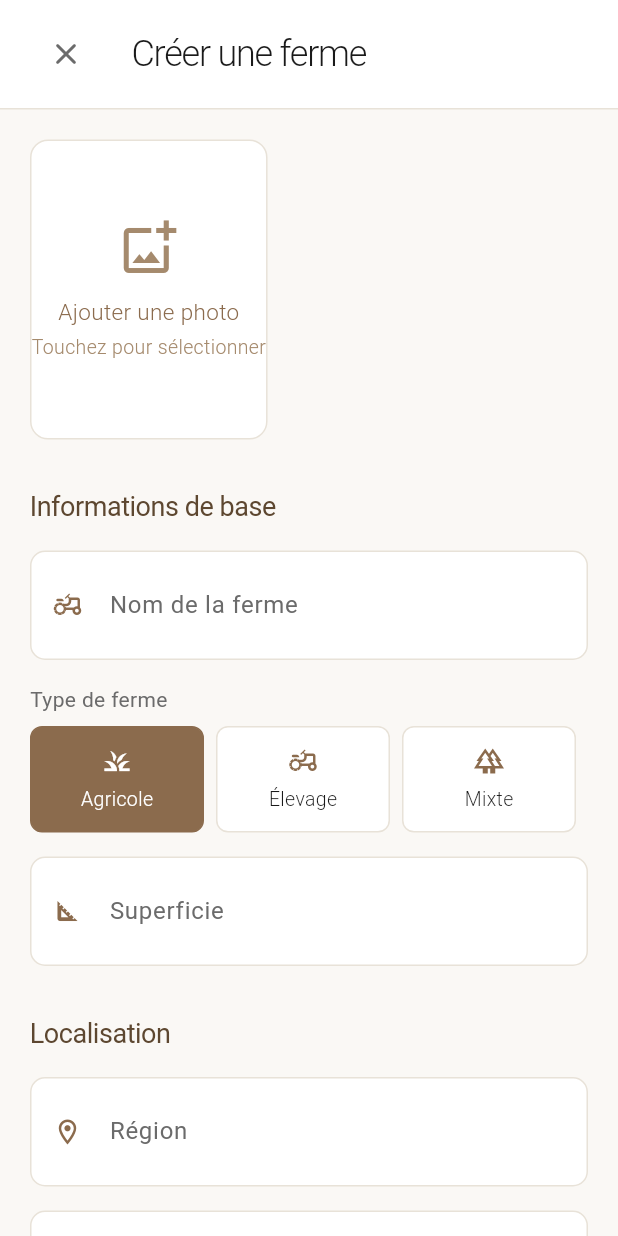
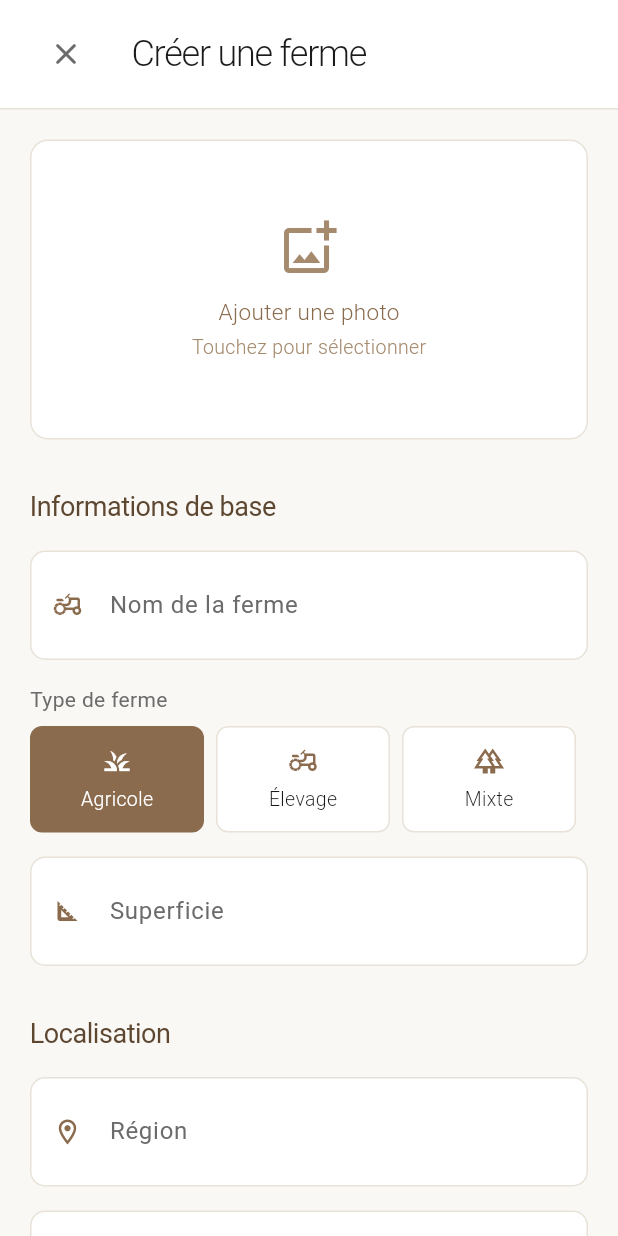
Before and after one commit to beeboyln/mbaymi, a Flutter app: the CreateFarmScreen screen opened directly, on a phone screen of 412 x 824 dp. Run offline on Flutter 3.47's test engine with Material 3 defaults, Android fonts, the phone set to English and light mode, and no system bars; our stand-ins replace flutter_dotenv, image_picker, shared_preferences; missing offline and left inert: dart:html; accounts and stored records are empty; network calls fail.

Commit message:
clavier3

```diff
--- a/frontend/lib/screens/create_farm_screen.dart
+++ b/frontend/lib/screens/create_farm_screen.dart
@@ -3,7 +3,6 @@ import 'package:flutter/services.dart';
 import 'package:mbaymi/services/api_service.dart';
 import 'package:mbaymi/screens/map_picker.dart';
 import 'package:image_picker/image_picker.dart';
-import 'package:flutter/foundation.dart';
 import 'dart:typed_data';
 
 class CreateFarmScreen extends StatefulWidget {
@@ -23,13 +22,21 @@ class _CreateFarmScreenState extends State<CreateFarmScreen> {
   final TextEditingController _communeCtrl = TextEditingController();
   final TextEditingController _descCtrl = TextEditingController();
   final TextEditingController _sizeCtrl = TextEditingController();
+
+  final FocusNode _nameFocus = FocusNode();
+  final FocusNode _regionFocus = FocusNode();
+  final FocusNode _departmentFocus = FocusNode();
+  final FocusNode _communeFocus = FocusNode();
+  final FocusNode _descFocus = FocusNode();
+  final FocusNode _sizeFocus = FocusNode();
+
   String _type = 'Agricole';
   String? _location;
   XFile? _imageFile;
   Uint8List? _imageBytes;
   bool _loading = false;
 
-  // Palette de couleurs marron moderne
+  // Palette de couleurs - Déclarées comme constantes
   static const Color _primaryColor = Color(0xFF8B6B4D);
   static const Color _primaryLight = Color(0xFFA58A6D);
   static const Color _primaryDark = Color(0xFF5D4730);
@@ -44,14 +51,31 @@ class _CreateFarmScreenState extends State<CreateFarmScreen> {
   static const Color _textSecondaryLight = Color(0xFF6B6B6B);
   static const Color _textSecondaryDark = Color(0xFF8E8E93);
 
+  // Constantes pour les dimensions
+  static const double _defaultPadding = 20.0;
+  static const double _smallPadding = 8.0;
+  static const double _mediumPadding = 16.0;
+  static const double _largePadding = 32.0;
+  static const double _borderRadius = 12.0;
+  static const double _buttonHeight = 52.0;
+  static const double _imageHeight = 200.0;
+
   @override
   void dispose() {
+    // Dispose tous les contrôleurs et focus nodes
     _nameCtrl.dispose();
     _regionCtrl.dispose();
     _departmentCtrl.dispose();
     _communeCtrl.dispose();
     _descCtrl.dispose();
     _sizeCtrl.dispose();
+
+    _nameFocus.dispose();
+    _regionFocus.dispose();
+    _departmentFocus.dispose();
+    _communeFocus.dispose();
+    _descFocus.dispose();
+    _sizeFocus.dispose();
     super.dispose();
   }
 
@@ -69,7 +93,11 @@ class _CreateFarmScreenState extends State<CreateFarmScreen> {
   Future<void> _pickImage() async {
     HapticFeedback.mediumImpact();
     final picker = ImagePicker();
-    final picked = await picker.pickImage(source: ImageSource.gallery, maxWidth: 1600);
+    final picked = await picker.pickImage(
+      source: ImageSource.gallery,
+      maxWidth: 1600,
+      imageQuality: 85, // Compression pour de meilleures performances
+    );
     if (picked != null) {
       final bytes = await picked.readAsBytes();
       setState(() {
@@ -80,10 +108,14 @@ class _CreateFarmScreenState extends State<CreateFarmScreen> {
   }
 
   Future<void> _submit() async {
+    // Ferme le clavier avant la soumission
+    FocusScope.of(context).unfocus();
+
     if (!_formKey.currentState!.validate()) {
       HapticFeedback.heavyImpact();
       return;
     }
+
     if (widget.userId == null) {
       _showErrorSnackBar('Utilisateur non connecté');
       return;
@@ -91,26 +123,34 @@ class _CreateFarmScreenState extends State<CreateFarmScreen> {
 
     HapticFeedback.mediumImpact();
     setState(() => _loading = true);
+
     try {
       String? uploadedUrl;
       double? lat;
       double? lng;
+
       if (_imageFile != null) {
         _imageBytes = await _imageFile!.readAsBytes();
         final url = await ApiService.uploadImageToCloudinary(_imageFile!);
-        if (url == null) throw Exception('Échec de l\'upload de l\'image');
+        if (url == null) {
+          throw Exception('Échec de l\'upload de l\'image');
+        }
         uploadedUrl = url;
       }
+
       if (_location != null && _location!.contains(',')) {
         final parts = _location!.split(',');
         lat = double.tryParse(parts[0]);
         lng = double.tryParse(parts[1]);
       }
+
       final res = await ApiService.createFarm(
         userId: widget.userId!,
         name: _nameCtrl.text.trim(),
         location: _location ?? '${_regionCtrl.text} / ${_communeCtrl.text}',
-        sizeHectares: _sizeCtrl.text.isNotEmpty ? double.tryParse(_sizeCtrl.text) : null,
+        sizeHectares: _sizeCtrl.text.isNotEmpty
+            ? double.tryParse(_sizeCtrl.text)
+            : null,
         soilType: _type,
         imageUrl: uploadedUrl,
         latitude: lat,
@@ -118,21 +158,31 @@ class _CreateFarmScreenState extends State<CreateFarmScreen> {
       );
 
       _showSuccessSnackBar('Ferme créée avec succès !');
+
+      // Petite délai pour que l'utilisateur voie le message
+      await Future.delayed(const Duration(milliseconds: 500));
       Navigator.pop(context, res);
     } catch (e) {
-      _showErrorSnackBar('Erreur: $e');
+      _showErrorSnackBar('Erreur: ${e.toString()}');
     } finally {
+      if (mounted) {
         setState(() => _loading = false);
+      }
     }
   }
 
   void _showSuccessSnackBar(String message) {
     ScaffoldMessenger.of(context).showSnackBar(
       SnackBar(
-        content: Text(message, style: const TextStyle(fontWeight: FontWeight.w300)),
-        backgroundColor: const Color(0xFF8B6B4D),
+        content: Text(
+          message,
+          style: const TextStyle(fontWeight: FontWeight.w300),
+        ),
+        backgroundColor: _primaryColor,
         behavior: SnackBarBehavior.floating,
-        shape: RoundedRectangleBorder(borderRadius: BorderRadius.circular(8)),
+        shape: RoundedRectangleBorder(
+          borderRadius: BorderRadius.circular(_borderRadius),
+        ),
       ),
     );
   }
@@ -140,10 +190,15 @@ class _CreateFarmScreenState extends State<CreateFarmScreen> {
   void _showErrorSnackBar(String message) {
     ScaffoldMessenger.of(context).showSnackBar(
       SnackBar(
-        content: Text(message, style: const TextStyle(fontWeight: FontWeight.w300)),
+        content: Text(
+          message,
+          style: const TextStyle(fontWeight: FontWeight.w300),
+        ),
         backgroundColor: Colors.red.shade400,
         behavior: SnackBarBehavior.floating,
-        shape: RoundedRectangleBorder(borderRadius: BorderRadius.circular(8)),
+        shape: RoundedRectangleBorder(
+          borderRadius: BorderRadius.circular(_borderRadius),
+        ),
       ),
     );
   }
@@ -161,71 +216,37 @@ class _CreateFarmScreenState extends State<CreateFarmScreen> {
     final secondaryTextColor = _getSecondaryTextColor(isDark);
     final borderColor = isDark ? _borderDark : _borderLight;
 
+    // Calcul du padding bottom en fonction du clavier
+    final bottomPadding = MediaQuery.of(context).viewInsets.bottom;
+    final safeBottomPadding = bottomPadding > 0
+        ? bottomPadding + _defaultPadding
+        : _defaultPadding;
+
     return Scaffold(
       backgroundColor: bgColor,
-      resizeToAvoidBottomInset: false,
-      body: Column(
+      // IMPORTANT: Toujours permettre le redimensionnement
+      resizeToAvoidBottomInset: true,
+      body: SafeArea(
+        bottom: false, // Géré manuellement pour éviter les problèmes
+        child: Column(
           children: [
             // Header minimaliste
-          Container(
-            padding: const EdgeInsets.only(
-              left: 20,
-              right: 20,
-              top: 12,
-              bottom: 12,
+            _buildHeader(cardColor, textColor, secondaryTextColor, borderColor),
+
+            // Formulaire avec SingleChildScrollView
+            Expanded(
+              child: GestureDetector(
+                onTap: () => FocusScope.of(context).unfocus(),
+                child: SingleChildScrollView(
+                  // Utilise toujours le padding dynamique
+                  padding: EdgeInsets.only(
+                    left: _defaultPadding,
+                    top: _defaultPadding,
+                    right: _defaultPadding,
+                    bottom: safeBottomPadding,
                   ),
-            decoration: BoxDecoration(
-              color: cardColor,
-              border: Border(
-                bottom: BorderSide(
-                  color: borderColor,
-                  width: 1,
-                ),
-              ),
-            ),
-            child: SafeArea(
-              bottom: false,
-              child: Row(
-                children: [
-                  IconButton(
-                    onPressed: () {
-                      HapticFeedback.lightImpact();
-                      Navigator.pop(context);
-                    },
-                    icon: Icon(
-                      Icons.close_rounded,
-                      color: secondaryTextColor,
-                    ),
-                    padding: EdgeInsets.zero,
-                    constraints: const BoxConstraints(),
-                  ),
-                  const SizedBox(width: 20),
-                  Expanded(
-                    child: Text(
-                      'Créer une ferme',
-                      style: TextStyle(
-                        fontSize: 24,
-                        fontWeight: FontWeight.w300,
-                        color: textColor,
-                        letterSpacing: -0.8,
-                      ),
-                    ),
-                  ),
-                ],
-              ),
-            ),
-          ),
-
-          // Formulaire
-          Expanded(
-            child: SingleChildScrollView(
+                  physics: const BouncingScrollPhysics(),
                   keyboardDismissBehavior: ScrollViewKeyboardDismissBehavior.onDrag,
-              padding: EdgeInsets.only(
-                left: 20,
-                top: 20,
-                right: 20,
-                bottom: 20 + MediaQuery.of(context).viewInsets.bottom,
-              ),
                   child: Form(
                     key: _formKey,
                     child: Column(
@@ -233,13 +254,15 @@ class _CreateFarmScreenState extends State<CreateFarmScreen> {
                       children: [
                         // Photo de la ferme
                         _buildImageSection(cardColor, borderColor),
-                      const SizedBox(height: 32),
+                        const SizedBox(height: _largePadding),
 
                         // Informations de base
                         _buildSectionTitle('Informations de base'),
-                      const SizedBox(height: 16),
+                        const SizedBox(height: _mediumPadding),
+
                         _buildTextField(
                           controller: _nameCtrl,
+                          focusNode: _nameFocus,
                           label: 'Nom de la ferme',
                           hint: 'Ex: Ferme Keur Moussa',
                           icon: Icons.agriculture_outlined,
@@ -247,13 +270,18 @@ class _CreateFarmScreenState extends State<CreateFarmScreen> {
                           textColor: textColor,
                           secondaryTextColor: secondaryTextColor,
                           borderColor: borderColor,
-                        validator: (v) => (v == null || v.trim().isEmpty) ? 'Nom requis' : null,
+                          validator: (v) => (v == null || v.trim().isEmpty)
+                              ? 'Nom requis'
+                              : null,
                         ),
-                      const SizedBox(height: 16),
+                        const SizedBox(height: _mediumPadding),
+
                         _buildTypeSelector(cardColor, textColor, borderColor),
-                      const SizedBox(height: 16),
+                        const SizedBox(height: _mediumPadding),
+
                         _buildTextField(
                           controller: _sizeCtrl,
+                          focusNode: _sizeFocus,
                           label: 'Superficie',
                           hint: 'Hectares',
                           icon: Icons.square_foot_outlined,
@@ -261,15 +289,19 @@ class _CreateFarmScreenState extends State<CreateFarmScreen> {
                           textColor: textColor,
                           secondaryTextColor: secondaryTextColor,
                           borderColor: borderColor,
-                        keyboardType: const TextInputType.numberWithOptions(decimal: true),
+                          keyboardType: const TextInputType.numberWithOptions(
+                            decimal: true,
                           ),
-                      const SizedBox(height: 32),
+                        ),
+                        const SizedBox(height: _largePadding),
 
                         // Localisation
                         _buildSectionTitle('Localisation'),
-                      const SizedBox(height: 16),
+                        const SizedBox(height: _mediumPadding),
+
                         _buildTextField(
                           controller: _regionCtrl,
+                          focusNode: _regionFocus,
                           label: 'Région',
                           hint: 'Ex: Thiès',
                           icon: Icons.location_on_outlined,
@@ -278,9 +310,11 @@ class _CreateFarmScreenState extends State<CreateFarmScreen> {
                           secondaryTextColor: secondaryTextColor,
                           borderColor: borderColor,
                         ),
-                      const SizedBox(height: 16),
+                        const SizedBox(height: _mediumPadding),
+
                         _buildTextField(
                           controller: _departmentCtrl,
+                          focusNode: _departmentFocus,
                           label: 'Département',
                           hint: 'Ex: Mbour',
                           icon: Icons.map_outlined,
@@ -289,9 +323,11 @@ class _CreateFarmScreenState extends State<CreateFarmScreen> {
                           secondaryTextColor: secondaryTextColor,
                           borderColor: borderColor,
                         ),
-                      const SizedBox(height: 16),
+                        const SizedBox(height: _mediumPadding),
+
                         _buildTextField(
                           controller: _communeCtrl,
+                          focusNode: _communeFocus,
                           label: 'Commune / Village',
                           hint: 'Ex: Saly',
                           icon: Icons.home_outlined,
@@ -300,15 +336,23 @@ class _CreateFarmScreenState extends State<CreateFarmScreen> {
                           secondaryTextColor: secondaryTextColor,
                           borderColor: borderColor,
                         ),
-                      const SizedBox(height: 16),
-                      _buildMapSelector(cardColor, textColor, secondaryTextColor, borderColor),
-                      const SizedBox(height: 32),
+                        const SizedBox(height: _mediumPadding),
+
+                        _buildMapSelector(
+                          cardColor,
+                          textColor,
+                          secondaryTextColor,
+                          borderColor,
+                        ),
+                        const SizedBox(height: _largePadding),
 
                         // Description
                         _buildSectionTitle('Description'),
-                      const SizedBox(height: 16),
+                        const SizedBox(height: _mediumPadding),
+
                         _buildTextField(
                           controller: _descCtrl,
+                          focusNode: _descFocus,
                           label: 'Description',
                           hint: 'Décrivez votre ferme...',
                           icon: Icons.text_snippet_outlined,
@@ -322,9 +366,65 @@ class _CreateFarmScreenState extends State<CreateFarmScreen> {
 
                         // Bouton de soumission
                         _buildSubmitButton(),
-                      const SizedBox(height: 20),
+                        const SizedBox(height: _defaultPadding),
                       ],
                     ),
+                  ),
+                ),
+              ),
+            ),
+          ],
+        ),
+      ),
+    );
+  }
+
+  Widget _buildHeader(
+    Color cardColor,
+    Color textColor,
+    Color secondaryTextColor,
+    Color borderColor,
+  ) {
+    return Container(
+      padding: const EdgeInsets.only(
+        left: _defaultPadding,
+        right: _defaultPadding,
+        top: 12,
+        bottom: 12,
+      ),
+      decoration: BoxDecoration(
+        color: cardColor,
+        border: Border(
+          bottom: BorderSide(
+            color: borderColor,
+            width: 1,
+          ),
+        ),
+      ),
+      child: Row(
+        children: [
+          IconButton(
+            onPressed: () {
+              HapticFeedback.lightImpact();
+              FocusScope.of(context).unfocus();
+              Navigator.pop(context);
+            },
+            icon: Icon(
+              Icons.close_rounded,
+              color: secondaryTextColor,
+            ),
+            padding: EdgeInsets.zero,
+            constraints: const BoxConstraints(),
+          ),
+          const SizedBox(width: _defaultPadding),
+          Expanded(
+            child: Text(
+              'Créer une ferme',
+              style: TextStyle(
+                fontSize: 24,
+                fontWeight: FontWeight.w300,
+                color: textColor,
+                letterSpacing: -0.8,
               ),
             ),
           ),
@@ -349,10 +449,11 @@ class _CreateFarmScreenState extends State<CreateFarmScreen> {
     return GestureDetector(
       onTap: _pickImage,
       child: Container(
-        height: 200,
+        height: _imageHeight,
+        width: double.infinity,
         decoration: BoxDecoration(
           color: cardColor,
-          borderRadius: BorderRadius.circular(12),
+          borderRadius: BorderRadius.circular(_borderRadius),
           border: Border.all(color: borderColor, width: 1),
         ),
         child: _imageBytes == null
@@ -384,16 +485,15 @@ class _CreateFarmScreenState extends State<CreateFarmScreen> {
                   ),
                 ],
               )
-            : Stack(
+            : ClipRRect(
+                borderRadius: BorderRadius.circular(_borderRadius - 1),
+                child: Stack(
+                  fit: StackFit.expand,
                   children: [
-                  ClipRRect(
-                    borderRadius: BorderRadius.circular(11),
-                    child: Image.memory(
+                    Image.memory(
                       _imageBytes!,
-                      width: double.infinity,
-                      height: double.infinity,
                       fit: BoxFit.cover,
-                    ),
+                      cacheWidth: 800, // Optimisation pour le cache
                     ),
                     Positioned(
                       top: 12,
@@ -402,7 +502,7 @@ class _CreateFarmScreenState extends State<CreateFarmScreen> {
                         padding: const EdgeInsets.all(6),
                         decoration: BoxDecoration(
                           color: Colors.black.withOpacity(0.5),
-                        borderRadius: BorderRadius.circular(8),
+                          borderRadius: BorderRadius.circular(_smallPadding),
                         ),
                         child: const Icon(
                           Icons.edit_outlined,
@@ -414,11 +514,13 @@ class _CreateFarmScreenState extends State<CreateFarmScreen> {
                   ],
                 ),
               ),
+      ),
     );
   }
 
   Widget _buildTextField({
     required TextEditingController controller,
+    required FocusNode focusNode,
     required String label,
     required String hint,
     required IconData icon,
@@ -438,9 +540,11 @@ class _CreateFarmScreenState extends State<CreateFarmScreen> {
       ),
       child: TextFormField(
         controller: controller,
+        focusNode: focusNode,
         validator: validator,
         keyboardType: keyboardType,
         maxLines: maxLines,
+        minLines: maxLines == 1 ? 1 : 3,
         style: TextStyle(
           fontSize: 15,
           fontWeight: FontWeight.w300,
@@ -459,7 +563,10 @@ class _CreateFarmScreenState extends State<CreateFarmScreen> {
           ),
           prefixIcon: Icon(icon, color: _primaryColor, size: 20),
           border: InputBorder.none,
-          contentPadding: const EdgeInsets.symmetric(horizontal: 16, vertical: 16),
+          contentPadding: const EdgeInsets.symmetric(
+            horizontal: _mediumPadding,
+            vertical: _mediumPadding,
+          ),
         ),
       ),
     );
@@ -480,25 +587,28 @@ class _CreateFarmScreenState extends State<CreateFarmScreen> {
           style: TextStyle(
             fontSize: 14,
             fontWeight: FontWeight.w400,
-            color: _getSecondaryTextColor(Theme.of(context).brightness == Brightness.dark),
+            color: _getSecondaryTextColor(
+              Theme.of(context).brightness == Brightness.dark,
             ),
           ),
-        const SizedBox(height: 8),
+        ),
+        const SizedBox(height: _smallPadding),
         Row(
           children: types.map((type) {
             final isSelected = _type == type['value'];
             return Expanded(
+              child: Padding(
+                padding: const EdgeInsets.only(right: _smallPadding),
                 child: GestureDetector(
                   onTap: () {
                     HapticFeedback.lightImpact();
                     setState(() => _type = type['value'] as String);
                   },
                   child: Container(
-                  margin: const EdgeInsets.only(right: 8),
                     padding: const EdgeInsets.symmetric(vertical: 12),
                     decoration: BoxDecoration(
                       color: isSelected ? _primaryColor : cardColor,
-                    borderRadius: BorderRadius.circular(8),
+                      borderRadius: BorderRadius.circular(_smallPadding),
                       border: Border.all(
                         color: isSelected ? _primaryColor : borderColor,
                         width: 1,
@@ -524,6 +634,7 @@ class _CreateFarmScreenState extends State<CreateFarmScreen> {
                     ),
                   ),
                 ),
+              ),
             );
           }).toList(),
         ),
@@ -531,11 +642,16 @@ class _CreateFarmScreenState extends State<CreateFarmScreen> {
     );
   }
 
-  Widget _buildMapSelector(Color cardColor, Color textColor, Color secondaryTextColor, Color borderColor) {
+  Widget _buildMapSelector(
+    Color cardColor,
+    Color textColor,
+    Color secondaryTextColor,
+    Color borderColor,
+  ) {
     return GestureDetector(
       onTap: _pickLocation,
       child: Container(
-        padding: const EdgeInsets.all(16),
+        padding: const EdgeInsets.all(_mediumPadding),
         decoration: BoxDecoration(
           color: cardColor,
           borderRadius: BorderRadius.circular(10),
@@ -546,8 +662,10 @@ class _CreateFarmScreenState extends State<CreateFarmScreen> {
             Container(
               padding: const EdgeInsets.all(10),
               decoration: BoxDecoration(
-                color: _location != null ? _primaryColor : _primaryLight.withOpacity(0.1),
-                borderRadius: BorderRadius.circular(8),
+                color: _location != null
+                    ? _primaryColor
+                    : _primaryLight.withOpacity(0.1),
+                borderRadius: BorderRadius.circular(_smallPadding),
               ),
               child: Icon(
                 Icons.map_outlined,
@@ -555,13 +673,15 @@ class _CreateFarmScreenState extends State<CreateFarmScreen> {
                 size: 20,
               ),
             ),
-            const SizedBox(width: 16),
+            const SizedBox(width: _mediumPadding),
             Expanded(
               child: Column(
                 crossAxisAlignment: CrossAxisAlignment.start,
                 children: [
                   Text(
-                    _location != null ? 'Localisation définie' : 'Définir sur la carte',
+                    _location != null
+                        ? 'Localisation définie'
+                        : 'Définir sur la carte',
                     style: TextStyle(
                       fontSize: 14,
                       fontWeight: FontWeight.w400,
@@ -594,15 +714,12 @@ class _CreateFarmScreenState extends State<CreateFarmScreen> {
   }
 
   Widget _buildSubmitButton() {
-    return Container(
+    return SizedBox(
       width: double.infinity,
-      height: 52,
-      decoration: BoxDecoration(
+      height: _buttonHeight,
+      child: Material(
+        borderRadius: BorderRadius.circular(10),
         color: _primaryColor,
-        borderRadius: BorderRadius.circular(10),
-      ),
-      child: Material(
-        color: Colors.transparent,
         child: InkWell(
           onTap: _loading ? null : _submit,
           borderRadius: BorderRadius.circular(10),
@@ -624,7 +741,7 @@ class _CreateFarmScreenState extends State<CreateFarmScreen> {
                         color: Colors.white,
                         size: 20,
                       ),
-                      SizedBox(width: 8),
+                      SizedBox(width: _smallPadding),
                       Text(
                         'Créer la ferme',
                         style: TextStyle(
```
Lines whose indentation alone changed are shown as unchanged.
